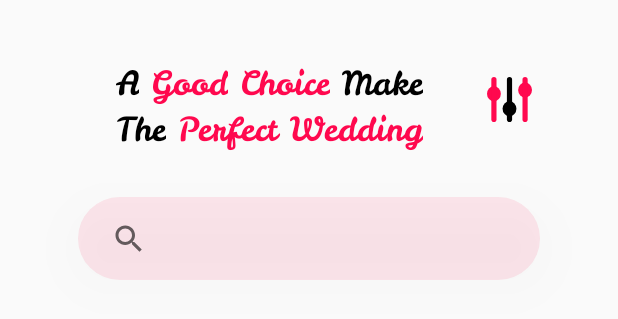
After one commit to trungbmt/Cherrybridal-Android, an Android app: the layout product_list.xml on its own in the app's theme, with its tools: preview values and no code run, on a phone screen of 412 x 824 dp. The commit adds this screen. Shown: the top 319 px of the screen. Run offline under Robolectric (Android 15) with nearby library versions, the phone set to English and light mode, and no system bars; Roboto replaces fonts that are not available here.

Commit message:
product list push

```diff
--- a/app/src/main/java/com/vku/retrofitapicherrybridal/fragments/ProductShowFragment.kt
+++ b/app/src/main/java/com/vku/retrofitapicherrybridal/fragments/ProductShowFragment.kt
@@ -18,7 +18,7 @@ import kotlinx.android.synthetic.main.product_show.*
 class ProductShowFragment () : Fragment() {
     lateinit var rootView : View
     override fun onCreateView(inflater: LayoutInflater, container: ViewGroup?, savedInstanceState: Bundle?): View? {
-        rootView = inflater.inflate(R.layout.product_show, container, false)
+        rootView = inflater.inflate(R.layout.product_list, container, false)
         getProduct()
         return rootView
     }
--- /dev/null
+++ b/app/src/main/res/drawable-mdpi/custom_search_view.xml
@@ -0,0 +1,9 @@
+<?xml version="1.0" encoding="utf-8"?>
+<shape android:shape="rectangle"
+    xmlns:android="http://schemas.android.com/apk/res/android">
+
+    <corners android:radius="100dp"/>
+    <solid android:color="#17FF0048"/>
+    <padding android:left="10dp"/>
+
+</shape>
--- /dev/null
+++ b/app/src/main/res/drawable-mdpi/ic_settings.xml
@@ -0,0 +1,12 @@
+<vector android:height="24dp" android:viewportHeight="24"
+    android:viewportWidth="26" android:width="24dp" xmlns:android="http://schemas.android.com/apk/res/android">
+    <path android:fillColor="@color/selectedIconColor" android:pathData="M4,8.957m-4,0a4,4 0,1 1,8 0a4,4 0,1 1,-8 0"/>
+    <path android:fillColor="#FF000000" android:pathData="M13,16.957m-4,0a4,4 0,1 1,8 0a4,4 0,1 1,-8 0"/>
+    <path android:fillColor="@color/selectedIconColor" android:pathData="M22,6.957m-4,0a4,4 0,1 1,8 0a4,4 0,1 1,-8 0"/>
+    <path android:fillColor="#00000000" android:pathData="M4,1.5v21"
+        android:strokeColor="@color/selectedIconColor" android:strokeLineCap="round" android:strokeWidth="3"/>
+    <path android:fillColor="#00000000" android:pathData="M13,1.5v21"
+        android:strokeColor="#FF000000" android:strokeLineCap="round" android:strokeWidth="3"/>
+    <path android:fillColor="#00000000" android:pathData="M22,1.5v21"
+        android:strokeColor="@color/selectedIconColor" android:strokeLineCap="round" android:strokeWidth="3"/>
+</vector>
--- /dev/null
+++ b/app/src/main/res/layout/product_list.xml
@@ -0,0 +1,132 @@
+<?xml version="1.0" encoding="utf-8"?>
+<androidx.constraintlayout.widget.ConstraintLayout
+    xmlns:android="http://schemas.android.com/apk/res/android"
+    xmlns:app="http://schemas.android.com/apk/res-auto"
+    xmlns:tools="http://schemas.android.com/tools"
+    android:layout_width="match_parent"
+    android:layout_height="match_parent">
+
+    <androidx.constraintlayout.widget.Guideline
+        android:layout_width="wrap_content"
+        android:layout_height="wrap_content"
+        android:id="@+id/guideline"
+        android:layout_marginStart="20dp"
+        android:layout_marginLeft="20dp"
+        android:orientation="vertical"
+        app:layout_constraintGuide_end="360dp"
+        app:layout_constraintStart_toStartOf="parent"/>
+    <androidx.constraintlayout.widget.Guideline
+        android:layout_width="wrap_content"
+        android:layout_height="wrap_content"
+        android:id="@+id/guideline2"
+        android:layout_marginStart="20dp"
+        android:layout_marginLeft="20dp"
+        android:orientation="vertical"
+        app:layout_constraintGuide_begin="360dp"
+        app:layout_constraintStart_toStartOf="parent"/>
+    <TextView
+        android:id="@+id/firstText"
+        android:layout_width="wrap_content"
+        android:layout_height="wrap_content"
+        android:layout_marginTop="40dp"
+        android:fontFamily="@font/leckerli_one"
+        android:text="A"
+        android:textColor="@color/black"
+        android:textSize="22sp"
+        android:layout_marginStart="25dp"
+        app:layout_constraintStart_toStartOf="@+id/guideline"
+        app:layout_constraintTop_toTopOf="parent"/>
+    <TextView
+        android:id="@+id/secondText"
+        android:layout_width="wrap_content"
+        android:layout_height="wrap_content"
+        android:layout_marginStart="8dp"
+        android:fontFamily="@font/leckerli_one"
+        android:text="Good"
+        android:textColor="@color/selectedIconColor"
+        android:textSize="22sp"
+        app:layout_constraintStart_toEndOf="@+id/firstText"
+        app:layout_constraintTop_toTopOf="@+id/firstText"
+        android:layout_marginLeft="8dp" />
+    <TextView
+        android:id="@+id/thirdText"
+        android:layout_width="wrap_content"
+        android:layout_height="wrap_content"
+        android:layout_marginStart="8dp"
+        android:fontFamily="@font/leckerli_one"
+        android:text="Choice"
+        android:textColor="@color/selectedIconColor"
+        android:textSize="22sp"
+        app:layout_constraintStart_toEndOf="@+id/secondText"
+        app:layout_constraintTop_toTopOf="@+id/secondText"
+        android:layout_marginLeft="8dp" />
+    <TextView
+        android:id="@+id/fourthText"
+        android:layout_width="wrap_content"
+        android:layout_height="wrap_content"
+        android:layout_marginStart="8dp"
+        android:fontFamily="@font/leckerli_one"
+        android:text="Make"
+        android:textColor="@color/black"
+        android:textSize="22sp"
+        app:layout_constraintStart_toEndOf="@+id/thirdText"
+        app:layout_constraintTop_toTopOf="@+id/thirdText"/>
+    <TextView
+        android:id="@+id/fifthText"
+        android:layout_width="wrap_content"
+        android:layout_height="wrap_content"
+        android:fontFamily="@font/leckerli_one"
+        android:text="The"
+        android:textColor="@color/black"
+        android:textSize="22sp"
+        android:layout_marginStart="25dp"
+        app:layout_constraintStart_toStartOf="@+id/guideline"
+        app:layout_constraintTop_toBottomOf="@id/firstText"/>
+    <TextView
+        android:id="@+id/sixthText"
+        android:layout_width="wrap_content"
+        android:layout_height="wrap_content"
+        android:layout_marginStart="8dp"
+        android:layout_marginLeft="8dp"
+        android:fontFamily="@font/leckerli_one"
+        android:text="Perfect Wedding"
+        android:textColor="@color/selectedIconColor"
+        android:textSize="22sp"
+        app:layout_constraintStart_toEndOf="@id/fifthText"
+        app:layout_constraintTop_toTopOf="@id/fifthText"/>
+
+    <ImageView
+        android:id="@+id/imageView"
+        android:layout_width="30dp"
+        android:layout_height="30dp"
+        android:layout_marginTop="51dp"
+        android:layout_marginEnd="5dp"
+        android:layout_marginRight="5dp"
+        app:layout_constraintEnd_toStartOf="@id/guideline2"
+        app:layout_constraintTop_toTopOf="parent"
+        android:src="@drawable/ic_settings"/>
+
+    <SearchView
+        android:id="@+id/searchView"
+        android:layout_width="0dp"
+        android:layout_height="55dp"
+        android:layout_marginTop="30dp"
+        android:background="@drawable/custom_search_view"
+        android:elevation="20dp"
+        android:queryHint="Search here..."
+        app:layout_constraintEnd_toStartOf="@id/guideline2"
+        app:layout_constraintHorizontal_bias="1.0"
+        app:layout_constraintStart_toStartOf="@id/guideline"
+        app:layout_constraintTop_toBottomOf="@id/sixthText"
+        tools:targetApi="lollipop"/>
+
+    <androidx.recyclerview.widget.RecyclerView
+        android:layout_width="wrap_content"
+        android:layout_height="wrap_content"
+        android:layout_marginTop="30dp"
+        app:layout_constraintEnd_toStartOf="@id/guideline2"
+        app:layout_constraintStart_toStartOf="@id/guideline"
+        app:layout_constraintTop_toBottomOf="@id/searchView"/>
+
+
+</androidx.constraintlayout.widget.ConstraintLayout>
--- a/app/src/main/res/layout/product_show.xml
+++ b/app/src/main/res/layout/product_show.xml
@@ -92,8 +92,7 @@
                     android:textAlignment="center"
                     android:background="@drawable/radio_flat_selector"
                     android:button="@android:color/transparent"
-                    android:layout_marginRight="10dp"
-                    android:checked="true"/>
+                    android:layout_marginRight="10dp"/>
                 <RadioButton
                     android:id="@+id/size_m"
                     android:layout_width="wrap_content"
@@ -138,7 +137,7 @@
             <LinearLayout
                 android:layout_width="match_parent"
                 android:layout_height="wrap_content"
-                android:layout_marginTop="30dp"
+                android:layout_marginTop="20dp"
                 android:orientation="horizontal"
                 >
                 <LinearLayout
```
